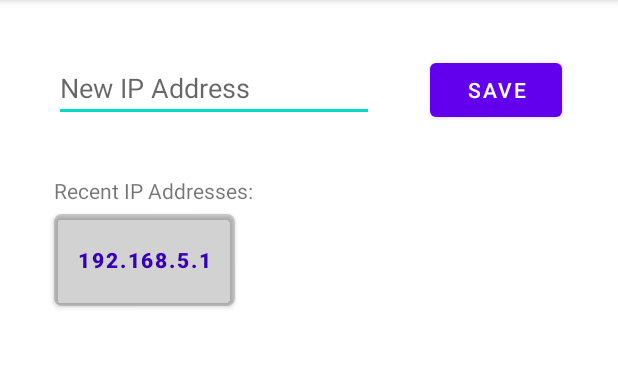
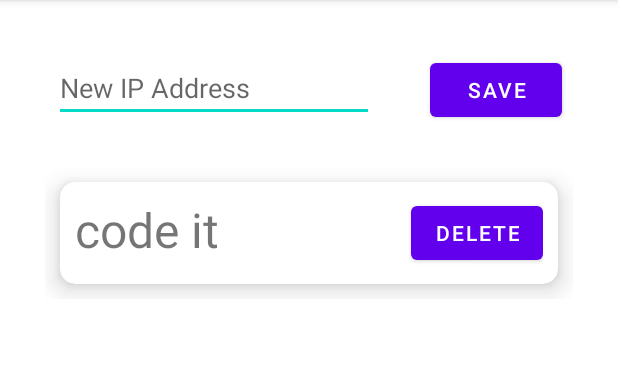
Before and after one commit to OlahRolandDenis/FloareaSusRasareAndroid, an Android app built with Jetpack Compose: the SettingsActivity screen opened directly, with no data from a screen before it, on a phone screen of 412 x 824 dp, the part 84-452 px from its top. Run offline under Robolectric (Android 15) with nearby library versions, the phone set to English and light mode, and no system bars; libraries missing offline, so code that uses them is left out: org.java_websocket.client, org.java_websocket.handshake.

Commit message:
added settings page for better ip addresses management

```diff
--- /dev/null
+++ b/app/src/main/java/com/example/testwifi3/IPsAdapter.java
@@ -0,0 +1,61 @@
+package com.example.testwifi3;
+
+import android.view.LayoutInflater;
+import android.view.View;
+import android.view.ViewGroup;
+import android.widget.TextView;
+
+import androidx.annotation.NonNull;
+import androidx.recyclerview.widget.RecyclerView;
+
+import java.util.List;
+
+public class IPsAdapter extends RecyclerView.Adapter<IPsVH> {
+
+    List<String> items;
+
+    public IPsAdapter( List<String> items ) {
+        this.items = items;
+    }
+
+    @NonNull
+    @Override
+    public IPsVH onCreateViewHolder(@NonNull ViewGroup parent, int viewType) {
+
+        View view = LayoutInflater.from(parent.getContext())
+                .inflate(R.layout.ip_address_item, parent, false);
+        return new IPsVH(view).linkAdapter(this);
+    }
+
+    @Override
+    public void onBindViewHolder(@NonNull IPsVH holder, int position) {
+        holder.textView.setText(items.get(position));
+    }
+
+    @Override
+    public int getItemCount() {
+        return items.size();
+    }
+}
+
+class IPsVH extends RecyclerView.ViewHolder {
+
+    TextView textView;
+    private IPsAdapter adapter;
+
+    public IPsVH(@NonNull View itemView) {
+        super(itemView);
+
+        textView = itemView.findViewById(R.id.ipItemText);
+
+        itemView.findViewById(R.id.ipItemDeleteButton).setOnClickListener(view -> {
+            adapter.items.remove(getAdapterPosition());
+            adapter.notifyItemRemoved(getAdapterPosition());
+        });
+    }
+
+    public IPsVH linkAdapter(IPsAdapter adapter ) {
+        this.adapter = adapter;
+        return this;
+    }
+}
--- a/app/src/main/java/com/example/testwifi3/SettingsActivity.java
+++ b/app/src/main/java/com/example/testwifi3/SettingsActivity.java
@@ -1,6 +1,8 @@
 package com.example.testwifi3;
 
 import androidx.appcompat.app.AppCompatActivity;
+import androidx.recyclerview.widget.LinearLayoutManager;
+import androidx.recyclerview.widget.RecyclerView;
 
 import android.content.Intent;
 import android.content.SharedPreferences;
@@ -10,6 +12,9 @@ import android.view.View;
 import android.widget.Button;
 import android.widget.EditText;
 
+import java.util.LinkedList;
+import java.util.List;
+
 public class SettingsActivity extends AppCompatActivity {
 
     private MainActivity mainActivity;
@@ -17,6 +22,11 @@ public class SettingsActivity extends AppCompatActivity {
 
     Button saveBtn;
     EditText ipAddressInput;
+
+    int counter = 0;
+    List<String> items = new LinkedList<>();
+
+    IPsAdapter adapter;
 
     @Override
     protected void onCreate(Bundle savedInstanceState) {
@@ -29,6 +39,14 @@ public class SettingsActivity extends AppCompatActivity {
         saveBtn = ( Button ) findViewById(R.id.saveBtn);
         ipAddressInput = (EditText) findViewById(R.id.ipAddressInput);
 
+
+        items.add("code it");
+
+        RecyclerView recyclerView = findViewById(R.id.ipsRecyclerView);
+        recyclerView.setLayoutManager(new LinearLayoutManager(this ));
+        adapter = new IPsAdapter(items);
+        recyclerView.setAdapter(adapter);
+
         initIPAddressListener();
     }
 
@@ -39,7 +57,12 @@ public class SettingsActivity extends AppCompatActivity {
             SharedPreferences.Editor editor = getSharedPreferences(UserSettings.PREFERENCES, MODE_PRIVATE).edit();
             editor.putString(settings.getIPAddress(), settings.getIPAddress());
             editor.apply();
-            navigateToMainActivity();
+
+            items.add(ipAddressInput.getText().toString());
+            counter += 1;
+            adapter.notifyItemInserted(items.size() - 1);
+
+           navigateToMainActivity();
         });
     }
 
--- a/app/src/main/res/layout/activity_settings.xml
+++ b/app/src/main/res/layout/activity_settings.xml
@@ -30,25 +30,12 @@
         app:layout_constraintStart_toEndOf="@+id/ipAddressInput"
         app:layout_constraintTop_toTopOf="parent" />
 
-    <TextView
-        android:id="@+id/textView"
-        android:layout_width="wrap_content"
+    <androidx.recyclerview.widget.RecyclerView
+        android:id="@+id/ipsRecyclerView"
+        android:layout_width="match_parent"
         android:layout_height="wrap_content"
-        android:layout_marginStart="36dp"
-        android:layout_marginTop="36dp"
-        android:text="Recent IP Addresses: "
+        app:layout_constraintEnd_toEndOf="parent"
         app:layout_constraintStart_toStartOf="parent"
-        app:layout_constraintTop_toBottomOf="@+id/ipAddressInput" />
-
-    <com.google.android.material.button.MaterialButton
-        android:layout_width="wrap_content"
-        android:layout_height="110px"
-        android:layout_marginStart="36dp"
-        android:text="192.168.5.1"
-        android:textColor="@color/purple_700"
-        android:textStyle="bold"
-        app:backgroundTint="#2D000000"
-        app:cornerRadius="5dp"
-        app:layout_constraintStart_toStartOf="parent"
-        app:layout_constraintTop_toBottomOf="@+id/textView" />
+        app:layout_constraintTop_toBottomOf="@+id/ipAddressInput"
+        android:layout_margin="30dp"/>
 </androidx.constraintlayout.widget.ConstraintLayout>
--- /dev/null
+++ b/app/src/main/res/layout/ip_address_item.xml
@@ -0,0 +1,36 @@
+<?xml version="1.0" encoding="utf-8"?>
+<androidx.cardview.widget.CardView xmlns:android="http://schemas.android.com/apk/res/android"
+    android:layout_width="match_parent"
+    android:layout_height="wrap_content"
+    xmlns:app="http://schemas.android.com/apk/res-auto"
+    android:layout_margin="10dp"
+    app:cardCornerRadius="10dp"
+    app:cardElevation="10dp"
+    app:contentPadding="10dp">
+
+    <LinearLayout
+        android:layout_width="match_parent"
+        android:layout_height="wrap_content"
+        android:orientation="horizontal"
+        >
+
+        <TextView
+            android:id="@+id/ipItemText"
+            android:layout_width="0dp"
+            android:layout_weight="1"
+            android:layout_height="wrap_content"
+            android:text="@string/app_name"
+            android:textSize="32sp"
+            />
+
+        <Button
+            android:id="@+id/ipItemDeleteButton"
+            android:layout_width="wrap_content"
+            android:layout_height="wrap_content"
+            android:text="Delete"
+            android:layout_gravity="center_vertical"
+            />
+
+    </LinearLayout>
+
+</androidx.cardview.widget.CardView>
```
Also changed, not shown: app/src/main/java/com/example/testwifi3/MainActivity.java (line endings or trailing spaces).
